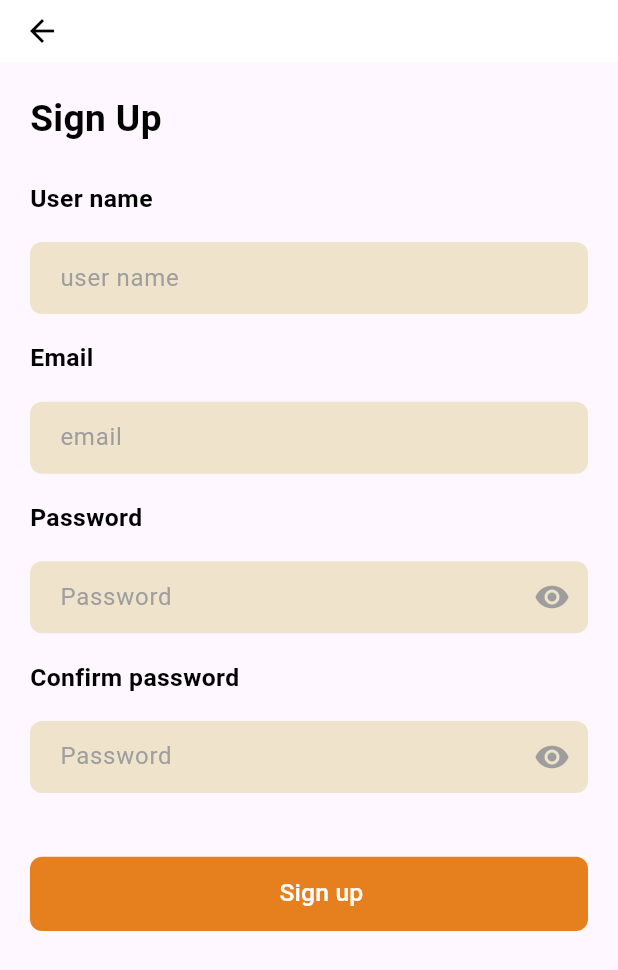
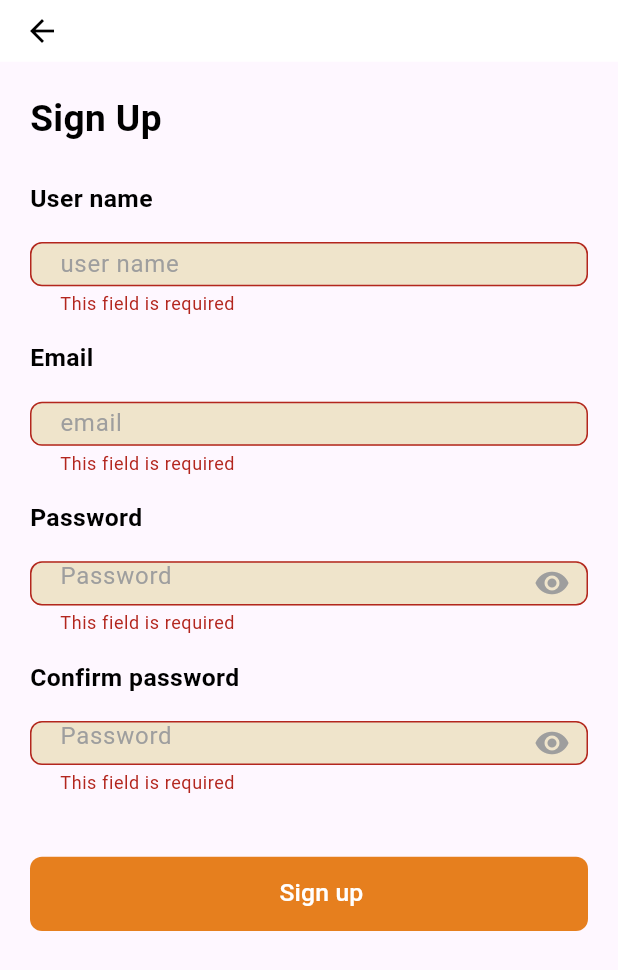
Before and after one commit to Yoseph-Gebeyehu/Grocery-App, a Flutter app: the SignUpPage screen opened directly, after a tap on "Sign up", on a phone screen of 412 x 824 dp. Shown: the top 970 px of the screen. Run offline on Flutter 3.47's test engine with Material 3 defaults, Android fonts, the light colour scheme and no system bars; our stand-ins replace bloc, connectivity_plus, equatable, flutter_bloc, flutter_vector_icons, shared_preferences and 2 more; missing offline and left inert: abushakir, randomstring_dart; accounts and stored records are empty; network calls fail; statements that could not run were skipped.

Commit message:
update flutter and kotlin version.Replace depreciated widgets.Add validation.

```diff
--- a/lib/data/repositories/remote-request/api_client.dart
+++ b/lib/data/repositories/remote-request/api_client.dart
@@ -1,8 +1,8 @@
 import "dart:convert";
+import "package:http/http.dart" as http;
 
 import 'package:grocery/data/models/api_request.dart';
 import 'package:grocery/data/models/api_response.dart';
-import "package:http/http.dart" as http;
 
 class ApiClient {
   Future<ApiResponse> postData(
@@ -34,7 +34,6 @@ class ApiClient {
   }
 
   Future<ApiResponse> getVerify(String txnRef) async {
-    // String baseUrl = 'https://api.chapa.co/v1/transaction/verify/$txRef';
     String baseUrl = 'https://api.chapa.co/v1/transaction/verify/$txnRef';
     String key = "CHASECK_TEST-KzqTmzYnjSL5UDnlA7YuiAZY3OoeujYo";
 
--- a/lib/main.dart
+++ b/lib/main.dart
@@ -1,6 +1,5 @@
 import 'package:flutter/material.dart';
 import 'package:flutter_bloc/flutter_bloc.dart';
-import 'package:grocery/presentation/base-home-page/view/base_home.dart';
 
 import 'presentation/shopping-cart/bloc/shopping_cart_bloc.dart';
 import 'presentation/Auth/bloc/auth_bloc.dart';
--- a/lib/presentation/Auth/View/signup.dart
+++ b/lib/presentation/Auth/View/signup.dart
@@ -1,5 +1,6 @@
 import 'package:flutter/material.dart';
 
+import '/widgets/snack_bar.dart';
 import '/data/models/user.dart';
 import '/data/service.dart';
 import '../widgets/form_field.dart';
@@ -11,21 +12,25 @@ class SignUpPage extends StatefulWidget {
   static const signUp = 'signUp';
 
   @override
-  _SignUpPageState createState() => _SignUpPageState();
+  SignUpPageState createState() => SignUpPageState();
 }
 
-class _SignUpPageState extends State<SignUpPage> {
+class SignUpPageState extends State<SignUpPage> {
   TextEditingController userNameController = TextEditingController();
   TextEditingController emailController = TextEditingController();
   TextEditingController passwordController = TextEditingController();
   TextEditingController confirmPasswordController = TextEditingController();
   bool obscure = false;
+  final formKey = GlobalKey<FormState>();
 
   @override
   Widget build(BuildContext context) {
     Size deviceSize = MediaQuery.of(context).size;
 
-    return Scaffold(
+    return Form(
+      key: formKey,
+      autovalidateMode: AutovalidateMode.always,
+      child: Scaffold(
         resizeToAvoidBottomInset: true,
         appBar: AppBar(
           elevation: 0,
@@ -49,12 +54,11 @@ class _SignUpPageState extends State<SignUpPage> {
           ),
           child: buildScreen(context),
         ),
+      ),
     );
   }
 
   Widget buildScreen(BuildContext context) {
-    final formKey = GlobalKey<FormState>();
-
     Size deviceSize = MediaQuery.of(context).size;
     return Scaffold(
       body: ListView(
@@ -92,11 +96,36 @@ class _SignUpPageState extends State<SignUpPage> {
           SizedBox(height: deviceSize.height * 0.02),
           text('Password'),
           SizedBox(height: deviceSize.height * 0.02),
-          SizedBox(
+          passwordForm(passwordController),
+          SizedBox(height: deviceSize.height * 0.02),
+          text('Confirm password'),
+          SizedBox(height: deviceSize.height * 0.02),
+          passwordForm(confirmPasswordController),
+          SizedBox(height: deviceSize.height * 0.05),
+          Container(
+            height: deviceSize.height * 0.06,
+            width: deviceSize.width,
+            decoration: BoxDecoration(
+              borderRadius: BorderRadius.circular(50),
+            ),
+            child: CustomButton(
+              function: onSignup,
+              text: 'Sign up',
+            ),
+          ),
+          SizedBox(height: deviceSize.height * 0.02),
+        ],
+      ),
+    );
+  }
+
+  SizedBox passwordForm(TextEditingController controller) {
+    Size deviceSize = MediaQuery.of(context).size;
+    return SizedBox(
       height: deviceSize.height * 0.06,
       child: CustomFormField(
         keyboardType: TextInputType.visiblePassword,
-              controller: passwordController,
+        controller: controller,
         obscure: obscure,
         hintText: 'Password',
         function: () {
@@ -107,39 +136,17 @@ class _SignUpPageState extends State<SignUpPage> {
           });
         },
       ),
-          ),
-          SizedBox(height: deviceSize.height * 0.02),
-          text('Confirm password'),
-          SizedBox(height: deviceSize.height * 0.02),
-          SizedBox(
-            height: deviceSize.height * 0.06,
-            child: CustomFormField(
-              keyboardType: TextInputType.visiblePassword,
-              controller: confirmPasswordController,
-              obscure: obscure,
-              hintText: 'Password',
-              function: () {
-                setState(() {
-                  setState(() {
-                    obscure = !obscure;
-                  });
-                });
-              },
-            ),
-          ),
-          SizedBox(height: deviceSize.height * 0.05),
-          Container(
-            height: deviceSize.height * 0.06,
-            width: deviceSize.width,
-            decoration: BoxDecoration(
-              borderRadius: BorderRadius.circular(50),
-            ),
-            child: CustomButton(
-              function: () async {
+    );
+  }
+
+  Future<void> onSignup() async {
+    if (formKey.currentState!.validate()) {
       if (passwordController.text == confirmPasswordController.text &&
           userNameController.text.isNotEmpty &&
           emailController.text.isNotEmpty &&
-                    passwordController.text.isNotEmpty) {
+          emailController.text.contains('@gmail.com') &&
+          passwordController.text.isNotEmpty &&
+          passwordController.text.length >= 6) {
         showDialog(
           context: context,
           barrierDismissible: false,
@@ -162,17 +169,19 @@ class _SignUpPageState extends State<SignUpPage> {
         Navigator.pop(context);
 
         Navigator.pushNamed(context, SigninPage.signIn);
+      } else {
+        if (emailController.text.contains('@gmail.com') &&
+            passwordController.text != confirmPasswordController.text) {
+          SnackBarWidget().showSnack(context, 'Please confirm your password.');
+        } else if (!emailController.text.contains('@gmail.com') &&
+            passwordController.text == confirmPasswordController.text) {
+          SnackBarWidget().showSnack(context, "Email must contain @gmail.com");
+        } else if (passwordController.text.length < 6) {
+          SnackBarWidget().showSnack(
+              context, "The password should be at least 6 characters long.");
         }
-                // List<User> b = await UserServies.getUserFromDB();
-                // print(b[0].password);
-              },
-              text: 'Sign up',
-            ),
-          ),
-          SizedBox(height: deviceSize.height * 0.02),
-        ],
-      ),
-    );
+      }
+    }
   }
 
   Text text(String text) {
--- a/lib/presentation/Auth/widgets/custom_button.dart
+++ b/lib/presentation/Auth/widgets/custom_button.dart
@@ -1,10 +1,11 @@
 import 'package:flutter/material.dart';
 
 class CustomButton extends StatelessWidget {
-  Function function;
-  String text;
-  bool stateChecker;
-  CustomButton({
+  final Function function;
+  final String text;
+  final bool stateChecker;
+  const CustomButton({
+    super.key,
     required this.function,
     required this.text,
     this.stateChecker = false,
--- a/lib/presentation/Auth/widgets/form_field.dart
+++ b/lib/presentation/Auth/widgets/form_field.dart
@@ -1,26 +1,20 @@
 import 'package:flutter/material.dart';
 
 class CustomFormField extends StatelessWidget {
-  TextEditingController controller;
-  bool? obscure;
-  String hintText;
-  Function? function;
-  TextInputType? keyboardType;
+  final TextEditingController controller;
+  final bool? obscure;
+  final String hintText;
+  final Function? function;
+  final TextInputType? keyboardType;
 
-  CustomFormField({
+  const CustomFormField({
+    super.key,
     required this.controller,
     this.obscure,
     required this.hintText,
     this.function,
     required this.keyboardType,
   });
-
-  String? validate(String? value) {
-    if (value == null || value.isEmpty) {
-      return 'Please enter your $hintText';
-    }
-    return null;
-  }
 
   @override
   Widget build(BuildContext context) {
--- a/lib/presentation/Home/bloc/home_state.dart
+++ b/lib/presentation/Home/bloc/home_state.dart
@@ -11,8 +11,8 @@ class HomeInitial extends HomeState {}
 
 // ******* Cart ****************//
 class CartInitiaState extends HomeState {
-  List<Fruit> fruitList;
-  CartInitiaState({required this.fruitList});
+  final List<Fruit> fruitList;
+  const CartInitiaState({required this.fruitList});
 }
 
 class AddedToCartState extends HomeState {}
@@ -26,8 +26,8 @@ class AddedToFavoriteState extends HomeState {}
 // ******* Fetch Products ****************//
 
 class FetchProductsState extends HomeState {
-  List<Products> products;
-  FetchProductsState({required this.products});
+  final List<Products> products;
+  const FetchProductsState({required this.products});
 }
 
 // ******* Api Error ****************//
--- a/lib/presentation/Home/view/home.dart
+++ b/lib/presentation/Home/view/home.dart
@@ -5,17 +5,15 @@ import '/data/models/user.dart';
 import '/domain/constants/names/home_fruit_names.dart';
 import '/domain/Constants/Images/home_images.dart';
 import '/presentation/home/widgets/api_error_widget.dart';
-import '/presentation/auth/view/signin.dart';
 import '/widgets/no_internet.dart';
 import '/data/models/products.dart';
-import '../../home/widgets/custom_drawer.dart';
 import '../../Home/bloc/home_bloc.dart';
 import '../../item-detail/item_detail.dart';
 
 class Home extends StatefulWidget {
   static const home = 'home';
-  User user;
-  Home({required this.user});
+  final User user;
+  const Home({super.key, required this.user});
   @override
   State<Home> createState() => _HomeState();
 }
--- a/lib/presentation/shopping-cart/bloc/shopping_cart_event.dart
+++ b/lib/presentation/shopping-cart/bloc/shopping_cart_event.dart
@@ -8,12 +8,12 @@ class ShoppingCartEvent extends Equatable {
 }
 
 class BuyEvent extends ShoppingCartEvent {
-  String amount;
-  String txRef;
-  String currency;
-  String title;
-  String description;
-  BuyEvent({
+  final String amount;
+  final String txRef;
+  final String currency;
+  final String title;
+  final String description;
+  const BuyEvent({
     required this.amount,
     required this.txRef,
     required this.currency,
--- a/lib/presentation/shopping-cart/bloc/shopping_cart_state.dart
+++ b/lib/presentation/shopping-cart/bloc/shopping_cart_state.dart
@@ -10,8 +10,8 @@ class ShoppingCartState extends Equatable {
 class ShoppingCartInitial extends ShoppingCartState {}
 
 class BuySuccessState extends ShoppingCartState {
-  String checkoutUrl;
-  BuySuccessState({required this.checkoutUrl});
+  final String checkoutUrl;
+  const BuySuccessState({required this.checkoutUrl});
 }
 
 class BuyErrorState extends ShoppingCartState {}
--- a/lib/presentation/transaction-history/bloc/transaction_history_event.dart
+++ b/lib/presentation/transaction-history/bloc/transaction_history_event.dart
@@ -12,6 +12,6 @@ class TransactionHistoryInitialEvent extends TransactionHistoryEvent {}
 class FetchTransactionHistoryEvent extends TransactionHistoryEvent {}
 
 class FetchTransactionDetailEvent extends TransactionHistoryEvent {
-  String txnRef;
-  FetchTransactionDetailEvent({required this.txnRef});
+  final String txnRef;
+  const FetchTransactionDetailEvent({required this.txnRef});
 }
--- a/lib/presentation/transaction-history/bloc/transaction_history_state.dart
+++ b/lib/presentation/transaction-history/bloc/transaction_history_state.dart
@@ -10,13 +10,13 @@ class TransactionHistoryState extends Equatable {
 class TransactionHistoryInitialState extends TransactionHistoryState {}
 
 class FetchTransactionHistoryState extends TransactionHistoryState {
-  List<String> trxnHistoryList;
-  FetchTransactionHistoryState({required this.trxnHistoryList});
+  final List<String> trxnHistoryList;
+  const FetchTransactionHistoryState({required this.trxnHistoryList});
 }
 
 class FetchTransactionDetailState extends TransactionHistoryState {
-  TransactionHistory transactionHistory;
-  FetchTransactionDetailState({required this.transactionHistory});
+  final TransactionHistory transactionHistory;
+  const FetchTransactionDetailState({required this.transactionHistory});
 }
 
 class NetworkErrorState extends TransactionHistoryState {}
--- a/lib/presentation/update-profile/update-profile.dart
+++ b/lib/presentation/update-profile/update-profile.dart
@@ -7,8 +7,8 @@ import '../../data/service.dart';
 import '../../data/models/user.dart';
 
 class UpdateProfilePage extends StatefulWidget {
-  User user;
-  UpdateProfilePage({required this.user});
+  final User user;
+  const UpdateProfilePage({super.key, required this.user});
 
   @override
   State<UpdateProfilePage> createState() => _UpdateProfilePageState();
--- a/lib/widgets/snack_bar.dart
+++ b/lib/widgets/snack_bar.dart
@@ -13,10 +13,10 @@ class SnackBarWidget {
               height: deviceSize.height * 0.025,
               child: Image.asset('assets/splash.png'),
             ),
-            SizedBox(width: deviceSize.width * 0.1),
+            SizedBox(width: deviceSize.width * 0.05),
             Text(
               title,
-              style: TextStyle(fontSize: deviceSize.width * 0.04),
+              style: TextStyle(fontSize: deviceSize.width * 0.03),
             ),
           ],
         ),
```
Also changed, not shown: lib/domain/Constants/router/app_route.dart (+17 -25 lines), lib/presentation/Auth/View/signin.dart (+20 -22 lines), lib/presentation/base-home-page/view/base_home.dart (+10 -12 lines), lib/presentation/base-home-page/widget/custom_drawer.dart (renamed from lib/presentation/Home/widgets/custom_drawer.dart, +6 -5 lines), lib/presentation/shopping-cart/widget/check_out_widget.dart (+9 -8 lines), lib/presentation/splash/splash.dart (renamed from lib/presentation/splash.dart, +11 -7 lines), pubspec.lock, 1 other file. Lines whose indentation alone changed are shown as unchanged.
